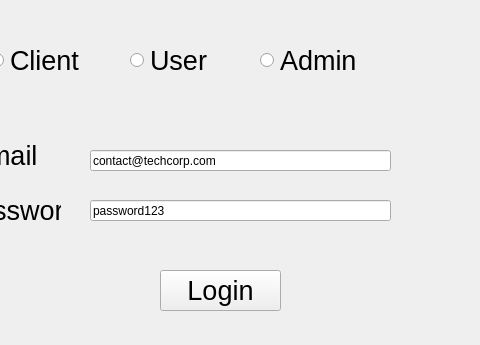
Old version of the form MainWindow.ui in the repository YarBez12/Advertisement-Agency1; both pictures show x 190 to 670 and y 0 to 345 of the 800 by 600 pixel window.
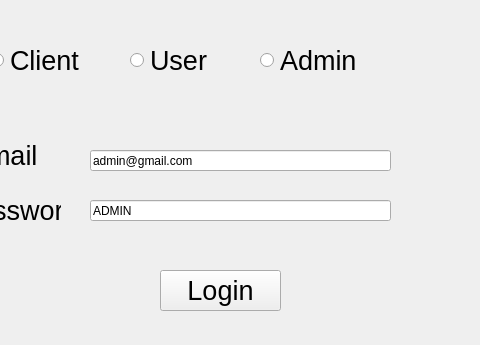
New version of the form.

Diff of the .ui file:
```diff
--- a/MainWindow.ui
+++ b/MainWindow.ui
@@ -24,7 +24,7 @@
      </rect>
     </property>
     <property name="text">
-     <string>contact@techcorp.com</string>
+     <string>admin@gmail.com</string>
     </property>
    </widget>
    <widget class="QLabel" name="label">
@@ -73,7 +73,7 @@
      </rect>
     </property>
     <property name="text">
-     <string>password123</string>
+     <string>ADMIN</string>
     </property>
    </widget>
    <widget class="QPushButton" name="loginButton">
```
